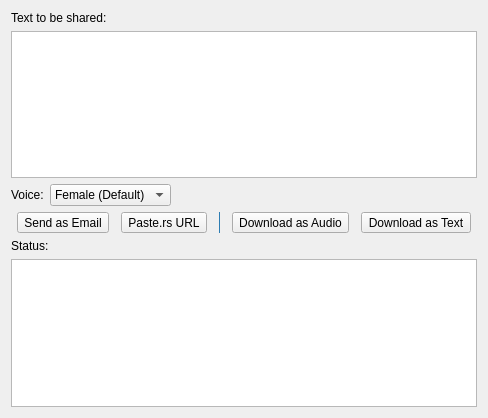
keshavbhatt/glate, file src/share.ui: the form before one commit.
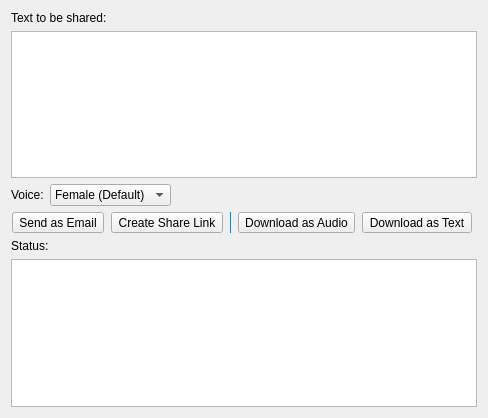
The form after the commit. Icons and pictures are not drawn.

Patch:
```diff
--- a/src/share.ui
+++ b/src/share.ui
@@ -93,7 +93,7 @@
         <string>Upload to Paste.rs and get URL</string>
        </property>
        <property name="text">
-        <string>Paste.rs URL</string>
+        <string>Create Share Link</string>
        </property>
        <property name="icon">
         <iconset resource="icons.qrc">
```
Left out of the diff: 2 changed lines with no effect on the pictures.
